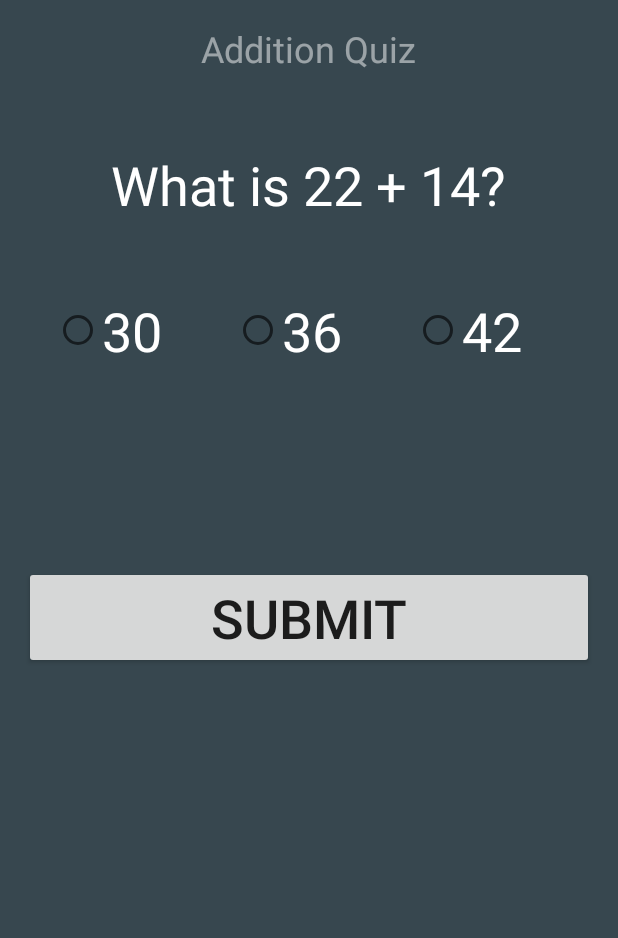
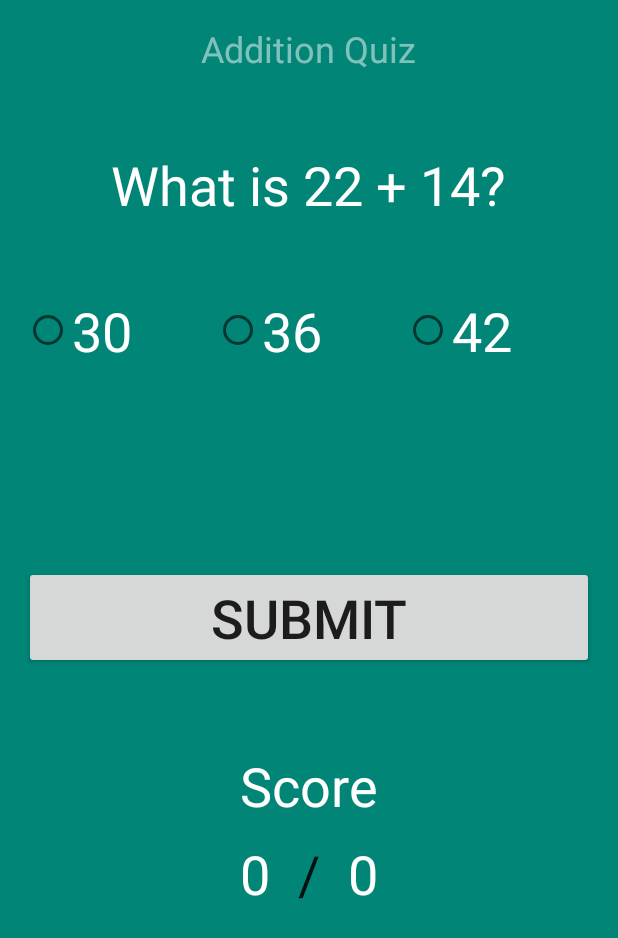
Before and after one commit to datamaximus/Addition-Quiz, an Android app: the screen it shows after launch (AdditionQuizActivity), on a phone screen of 412 x 824 dp. Shown: the top 938 px of the screen. Run offline under Robolectric (Android 15) with nearby library versions, the light colour scheme and no system bars.

Commit message:
Add score tracking and lock orientation

```diff
--- a/app/src/main/AndroidManifest.xml
+++ b/app/src/main/AndroidManifest.xml
@@ -8,7 +8,8 @@
         android:label="@string/app_name"
         android:supportsRtl="true"
         android:theme="@style/AppTheme">
-        <activity android:name=".AdditionQuizActivity">
+        <activity android:name=".AdditionQuizActivity"
+                  android:screenOrientation="portrait">
             <intent-filter>
                 <action android:name="android.intent.action.MAIN"/>
 
--- a/app/src/main/java/com/jasonwiram/additionquiz/AdditionQuizActivity.java
+++ b/app/src/main/java/com/jasonwiram/additionquiz/AdditionQuizActivity.java
@@ -19,8 +19,12 @@ public class AdditionQuizActivity extends AppCompatActivity {
     private RadioButton mAnswerButton3;
     private Button mSubmitButton;
     private TextView mQuestionTextView;
+    private TextView mRight;
+    private TextView mAttempted;
     private String mChoice;
     private String mToast;
+    private int numRight = 0;
+    private int numAttempted = 0;
 
     @Override
     protected void onCreate(Bundle savedInstanceState) {
@@ -33,6 +37,8 @@ public class AdditionQuizActivity extends AppCompatActivity {
         mAnswerButton3 = (RadioButton) findViewById(R.id.button3);
         mSubmitButton = (Button) findViewById(R.id.submitButton);
         mQuestionTextView = (TextView) findViewById(R.id.QuestionTextView);
+        mRight = (TextView) findViewById(R.id.rightTextView);
+        mAttempted = (TextView) findViewById(R.id.attemptedTextView);
 
         nextQuestion();
 
@@ -67,9 +73,11 @@ public class AdditionQuizActivity extends AppCompatActivity {
                     public void onClick(View view) {
                         if (mChoice.equalsIgnoreCase(mQuestionBank.mCorrectAnswer)) {
                             mToast = "Correct!";
+                            numRight++;
                         } else {
                             mToast = "Incorrect.";
                         }
+                        numAttempted++;
                         Toast.makeText(AdditionQuizActivity.this, mToast, Toast.LENGTH_SHORT).show();
                         nextQuestion();
                         mRadioGroup.clearCheck();
@@ -79,6 +87,8 @@ public class AdditionQuizActivity extends AppCompatActivity {
     }
 
     public void nextQuestion() {
+        mRight.setText(String.valueOf(numRight));
+        mAttempted.setText(String.valueOf(numAttempted));
         mQuestionBank.setQuestionAndAnswers();
         mQuestionTextView.setText(mQuestionBank.mQuestion);
         assignAnswerPosition();
--- a/app/src/main/res/layout/activity_addition_quiz.xml
+++ b/app/src/main/res/layout/activity_addition_quiz.xml
@@ -9,7 +9,8 @@
     android:paddingRight="@dimen/activity_horizontal_margin"
     android:paddingTop="@dimen/activity_vertical_margin"
     tools:context="com.jasonwiram.additionquiz.AdditionQuizActivity"
-    android:background="@color/material_blue_grey_800">
+    android:background="@color/material_deep_teal_500"
+    android:animationCache="false">
 
     <TextView
         android:layout_width="wrap_content"
@@ -53,7 +54,6 @@
             android:layout_alignLeft="@+id/button2"
             android:layout_alignStart="@+id/button2"
             android:layout_weight="1"
-            android:layout_marginLeft="20sp"
             android:textColor="#ffffff"/>
 
         <RadioButton
@@ -90,4 +90,49 @@
         android:layout_alignParentLeft="true"
         android:layout_alignParentStart="true"/>
 
+    <TextView
+        android:layout_width="wrap_content"
+        android:layout_height="wrap_content"
+        android:textAppearance="?android:attr/textAppearanceLarge"
+        android:text="Score"
+        android:id="@+id/scoreTextView"
+        android:layout_below="@+id/submitButton"
+        android:layout_centerHorizontal="true"
+        android:layout_marginTop="53dp"
+        android:textColor="#ffffff"
+        android:textSize="36sp"
+        android:layout_marginBottom="10dp"/>
+
+    <TextView
+        android:layout_width="wrap_content"
+        android:layout_height="wrap_content"
+        android:text="0"
+        android:id="@+id/rightTextView"
+        android:textSize="36sp"
+        android:layout_below="@+id/scoreTextView"
+        android:layout_alignLeft="@+id/scoreTextView"
+        android:layout_alignStart="@+id/scoreTextView"
+        android:textColor="#ffffff"/>
+
+    <TextView
+        android:layout_width="wrap_content"
+        android:layout_height="wrap_content"
+        android:text="0"
+        android:id="@+id/attemptedTextView"
+        android:textSize="36sp"
+        android:layout_alignTop="@+id/rightTextView"
+        android:layout_alignRight="@+id/scoreTextView"
+        android:layout_alignEnd="@+id/scoreTextView"
+        android:textColor="#ffffff"/>
+
+    <TextView
+        android:layout_width="wrap_content"
+        android:layout_height="wrap_content"
+        android:textAppearance="?android:attr/textAppearanceLarge"
+        android:text="/"
+        android:id="@+id/textView"
+        android:textSize="36sp"
+        android:layout_below="@+id/scoreTextView"
+        android:layout_centerHorizontal="true"/>
+
 </RelativeLayout>
```
